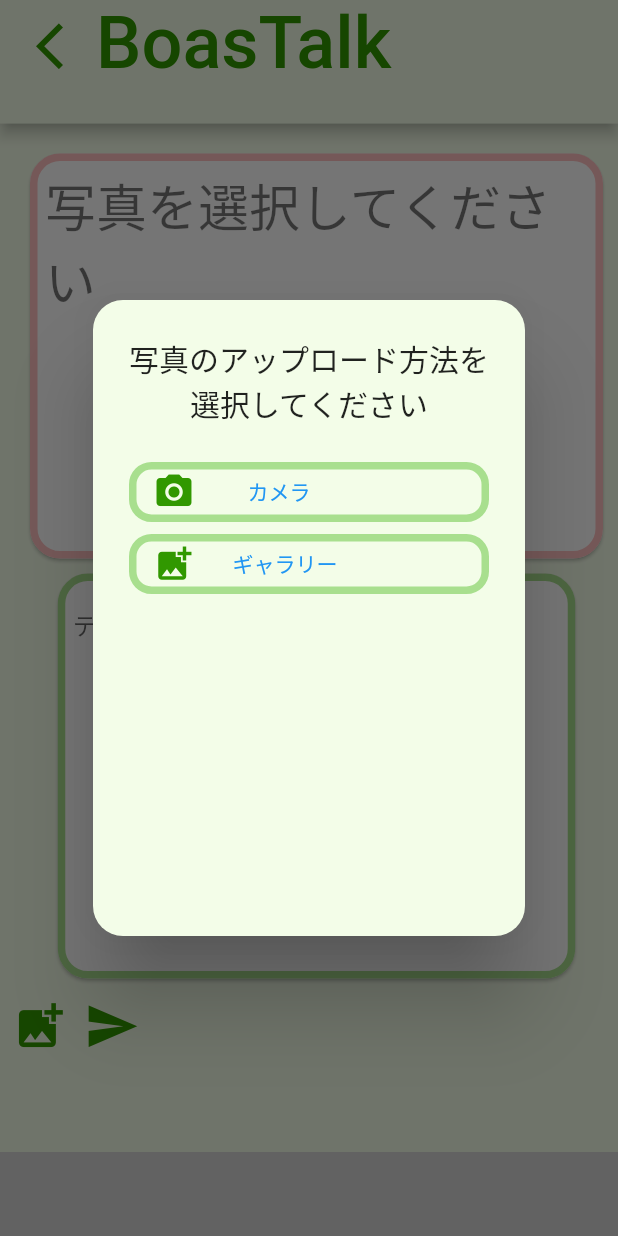
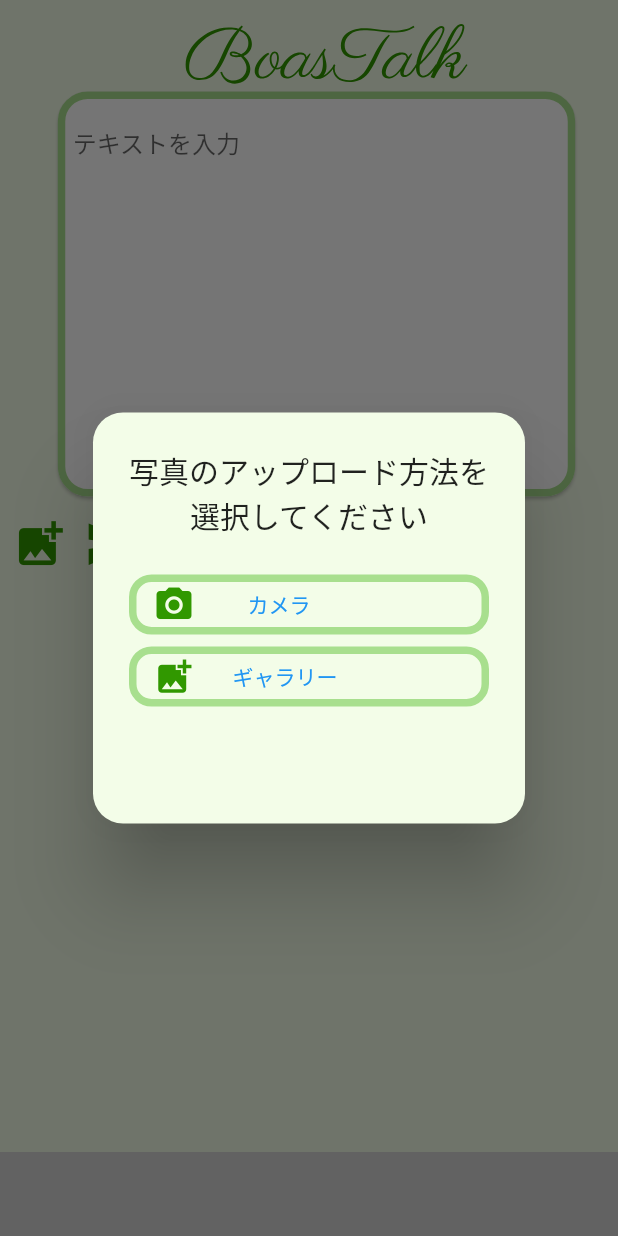
Before and after one commit to ktymmy/BoasTalk, a Flutter app: the screen it shows after launch, after a tap on the "add photo alternate" icon, on a phone screen of 412 x 824 dp. Run offline on Flutter 3.47's test engine with Material 2 defaults, Android fonts, the phone set to English and light mode, and no system bars; our stand-ins replace flutter_svg, image_picker; missing offline and left inert: molten_navigationbar_flutter; project files that could hold a hidden picture were left out.

Commit message:
[add]画像関係の完成

```diff
--- a/lib/view/page/post.dart
+++ b/lib/view/page/post.dart
@@ -2,6 +2,7 @@ import 'dart:io';
 import 'package:flutter/material.dart';
 import 'package:boastalk/constant/color_Const.dart';
 import '../navibar.dart';
+import '../component/appbar.dart';
 import 'package:image_picker/image_picker.dart';
 
 class Post extends StatefulWidget {
@@ -23,45 +24,18 @@ class _PostState extends State<Post> {
     return SafeArea(
       child: Scaffold(
         backgroundColor: ColorConst.base,
-        appBar: PreferredSize(
-          preferredSize: Size.fromHeight(height * 0.1),
-          child: AppBar(
-            backgroundColor: ColorConst.base,
-            title: Row(
-              children: [
-                IconButton(
-                  onPressed: () {
-                    Navigator.push(
-                      context,
-                      MaterialPageRoute(builder: (context) => (Navigation())),
-                      //TODO
-                    );
-                  },
-                  icon: Icon(
-                    Icons.arrow_back_ios,
-                    color: ColorConst.icon,
-                    size: 37.0,
-                  ),
-                ),
-                Text(
-                  'BoasTalk',
-                  style: TextStyle(
-                    fontSize: fontSize,
-                    color: ColorConst.icon,
-                  ),
-                ),
-              ],
-            ),
-            centerTitle: true, // テキスト真ん中にする
-          ),
-        ),
+        appBar: const AppbarComponent(),
         body: SingleChildScrollView(
             child: Container(
           child: Column(children: [
-            _Image(),
+            Visibility(
+              visible: _visible,
+              child: _Image(),
+            ),
             _Text(),
             Row(
               children: [_photoIcon(), _sendIcon()],
+              // TODO:アイコンの位置
             ),
           ]),
         )),
@@ -85,13 +59,17 @@ class _PostState extends State<Post> {
         padding: EdgeInsets.all(10.0), // 余白
         child: SizedBox(
           height: 250,
-          //   width: 325,
+          width: 325,
           child: _image == null
               ? Text(
                   '写真を選択してください',
                   style: Theme.of(context).textTheme.headline4,
                 )
-              : Image.file(File(_image!.path)),
+              : ImageContainer(
+                  height: 250,
+                  cornerRadius: 15,
+                  image: Image.file(File(_image!.path)).image,
+                ),
         ),
       ),
     );
@@ -146,7 +124,7 @@ class _PostState extends State<Post> {
   Widget _sendIcon() {
     return IconButton(
       onPressed: () {
-        // TODO:
+        // TODO送信時の動き
       },
       icon: Icon(
         Icons.send,
@@ -161,7 +139,7 @@ class _PostState extends State<Post> {
     showDialog(
         context: context,
         builder: (context) => AlertDialog(
-              insetPadding: EdgeInsets.fromLTRB(5, 200, 5, 200),
+              insetPadding: EdgeInsets.fromLTRB(5, 275, 5, 275),
 
               backgroundColor: ColorConst.base,
               title: Text(
@@ -232,7 +210,6 @@ class _PostState extends State<Post> {
                 ],
               ),
             ));
-    _visible = !_visible;
   }
 
   Future getImageFromGarally() async {
@@ -240,6 +217,7 @@ class _PostState extends State<Post> {
     setState(() {
       if (pickedFile != null) {
         _image = XFile(pickedFile.path);
+        _visible = true;
       }
     });
   }
@@ -249,7 +227,23 @@ class _PostState extends State<Post> {
     setState(() {
       if (pickedFile != null) {
         _image = XFile(pickedFile.path);
+        _visible = true;
       }
     });
   }
+
+  static Widget ImageContainer(
+      {double? height,
+      double? width,
+      required double cornerRadius,
+      required ImageProvider image,
+      Widget? child}) {
+    return Container(
+        width: width,
+        height: height,
+        decoration: BoxDecoration(
+            borderRadius: BorderRadius.all(Radius.circular(cornerRadius)),
+            image: DecorationImage(fit: BoxFit.cover, image: image)),
+        child: child);
+  }
 }
```
